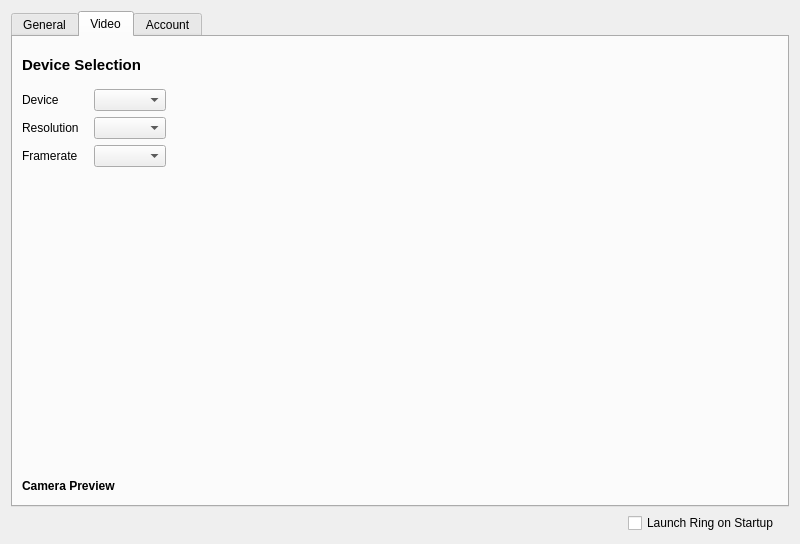
First picture: the form in configurationwidget.ui, repository savoirfairelinux/jami-client-windows, before the edit.
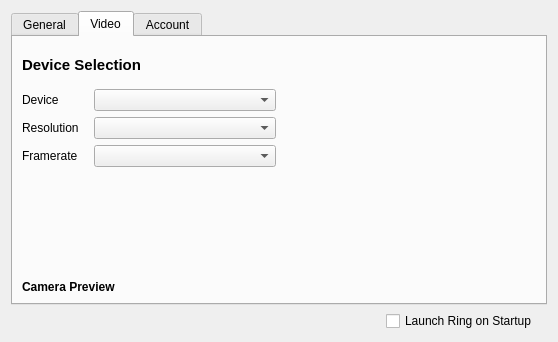
Second picture: the form after the edit. The open tabs and pages were chosen to show the change. Icons and pictures are not drawn. Custom widgets are drawn as their Qt base class.

```diff
--- a/configurationwidget.ui
+++ b/configurationwidget.ui
@@ -6,8 +6,8 @@
    <rect>
     <x>0</x>
     <y>0</y>
-    <width>800</width>
-    <height>544</height>
+    <width>558</width>
+    <height>342</height>
    </rect>
   </property>
   <property name="sizePolicy">
@@ -22,6 +22,12 @@
   <layout class="QVBoxLayout" name="verticalLayout">
    <item>
     <widget class="QTabWidget" name="tabWidget">
+     <property name="sizePolicy">
+      <sizepolicy hsizetype="MinimumExpanding" vsizetype="MinimumExpanding">
+       <horstretch>0</horstretch>
+       <verstretch>0</verstretch>
+      </sizepolicy>
+     </property>
      <property name="currentIndex">
       <number>0</number>
      </property>
@@ -171,7 +177,7 @@
          <item>
           <widget class="QLabel" name="deviceSelecLabel">
            <property name="sizePolicy">
-            <sizepolicy hsizetype="Preferred" vsizetype="Preferred">
+            <sizepolicy hsizetype="MinimumExpanding" vsizetype="Preferred">
              <horstretch>0</horstretch>
              <verstretch>0</verstretch>
             </sizepolicy>
@@ -200,7 +206,7 @@
             <enum>Qt::Vertical</enum>
            </property>
            <property name="sizeType">
-            <enum>QSizePolicy::Fixed</enum>
+            <enum>QSizePolicy::Minimum</enum>
            </property>
            <property name="sizeHint" stdset="0">
             <size>
@@ -229,7 +235,14 @@
             </widget>
            </item>
            <item row="3" column="1">
-            <widget class="QComboBox" name="deviceBox"/>
+            <widget class="QComboBox" name="deviceBox">
+             <property name="sizePolicy">
+              <sizepolicy hsizetype="MinimumExpanding" vsizetype="Fixed">
+               <horstretch>0</horstretch>
+               <verstretch>0</verstretch>
+              </sizepolicy>
+             </property>
+            </widget>
            </item>
            <item row="4" column="0">
             <widget class="QLabel" name="resolutionLabel">
@@ -239,7 +252,14 @@
             </widget>
            </item>
            <item row="4" column="1">
-            <widget class="QComboBox" name="sizeBox"/>
+            <widget class="QComboBox" name="sizeBox">
+             <property name="sizePolicy">
+              <sizepolicy hsizetype="MinimumExpanding" vsizetype="Fixed">
+               <horstretch>0</horstretch>
+               <verstretch>0</verstretch>
+              </sizepolicy>
+             </property>
+            </widget>
            </item>
            <item row="5" column="0">
             <widget class="QLabel" name="framerateLabel">
@@ -249,7 +269,14 @@
             </widget>
            </item>
            <item row="5" column="1">
-            <widget class="QComboBox" name="rateBox"/>
+            <widget class="QComboBox" name="rateBox">
+             <property name="sizePolicy">
+              <sizepolicy hsizetype="MinimumExpanding" vsizetype="Fixed">
+               <horstretch>0</horstretch>
+               <verstretch>0</verstretch>
+              </sizepolicy>
+             </property>
+            </widget>
            </item>
           </layout>
          </item>
@@ -259,10 +286,16 @@
         <layout class="QVBoxLayout" name="verticalLayout_4">
          <item>
           <widget class="VideoWidget" name="videoView" native="true">
+           <property name="sizePolicy">
+            <sizepolicy hsizetype="MinimumExpanding" vsizetype="MinimumExpanding">
+             <horstretch>0</horstretch>
+             <verstretch>0</verstretch>
+            </sizepolicy>
+           </property>
            <property name="minimumSize">
             <size>
-             <width>200</width>
-             <height>200</height>
+             <width>0</width>
+             <height>0</height>
             </size>
            </property>
           </widget>
@@ -293,9 +326,12 @@
          <property name="orientation">
           <enum>Qt::Horizontal</enum>
          </property>
+         <property name="sizeType">
+          <enum>QSizePolicy::MinimumExpanding</enum>
+         </property>
          <property name="sizeHint" stdset="0">
           <size>
-           <width>40</width>
+           <width>10</width>
            <height>20</height>
           </size>
          </property>
@@ -365,6 +401,12 @@
      </property>
      <item alignment="Qt::AlignRight">
       <widget class="QCheckBox" name="startupBox">
+       <property name="sizePolicy">
+        <sizepolicy hsizetype="MinimumExpanding" vsizetype="Fixed">
+         <horstretch>0</horstretch>
+         <verstretch>0</verstretch>
+        </sizepolicy>
+       </property>
        <property name="layoutDirection">
         <enum>Qt::LeftToRight</enum>
        </property>
```
Left out of the diff: 40 changed lines with no effect on the pictures.
